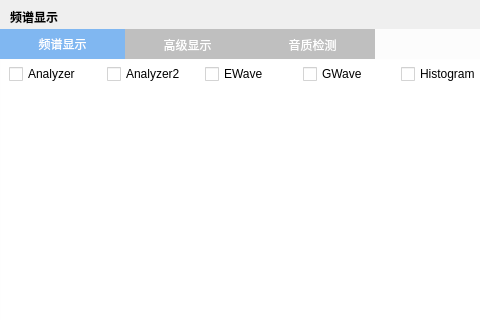
First picture: the form in TTKModule/TTKWidget/musicUiKits/musicToolsetsKits/musicspectrumwidget.ui, repository Greedysky/TTKMusicPlayer, before the edit; both pictures show x 0 to 480 and y 0 to 320 of the 600 by 418 pixel window.
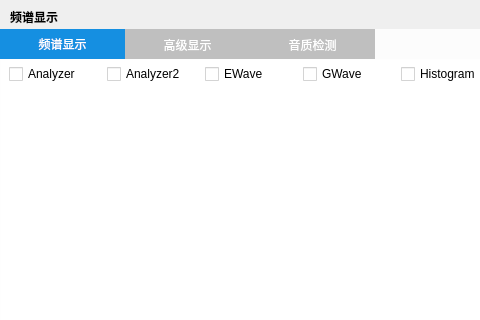
Second picture: the form after the edit.

Commit message: Optimized color style[782223]

The edit to the form file:
```diff
--- a/TTKModule/TTKWidget/musicUiKits/musicToolsetsKits/musicspectrumwidget.ui
+++ b/TTKModule/TTKWidget/musicUiKits/musicToolsetsKits/musicspectrumwidget.ui
@@ -87,7 +87,7 @@
     color: white;
 }
 QTabBar::tab:selected {
-    background-color: #80B7F1;
+    background-color: #158FE1;
     color: white
 }</string>
     </property>
```
The commit also changes 8 other files.
